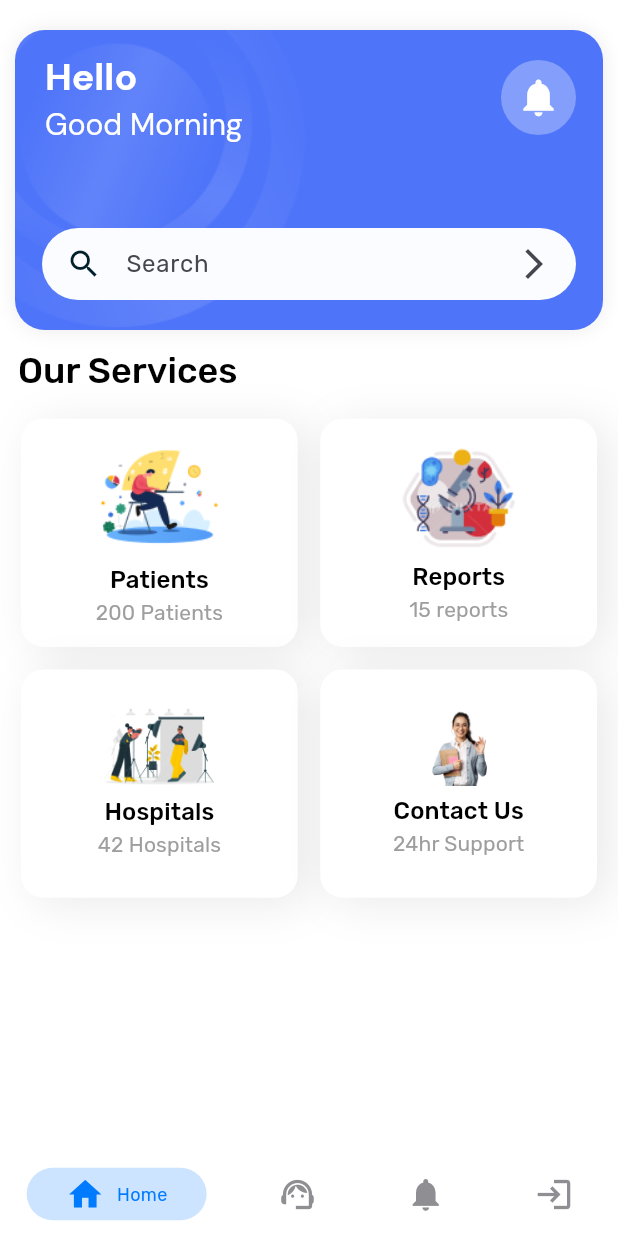
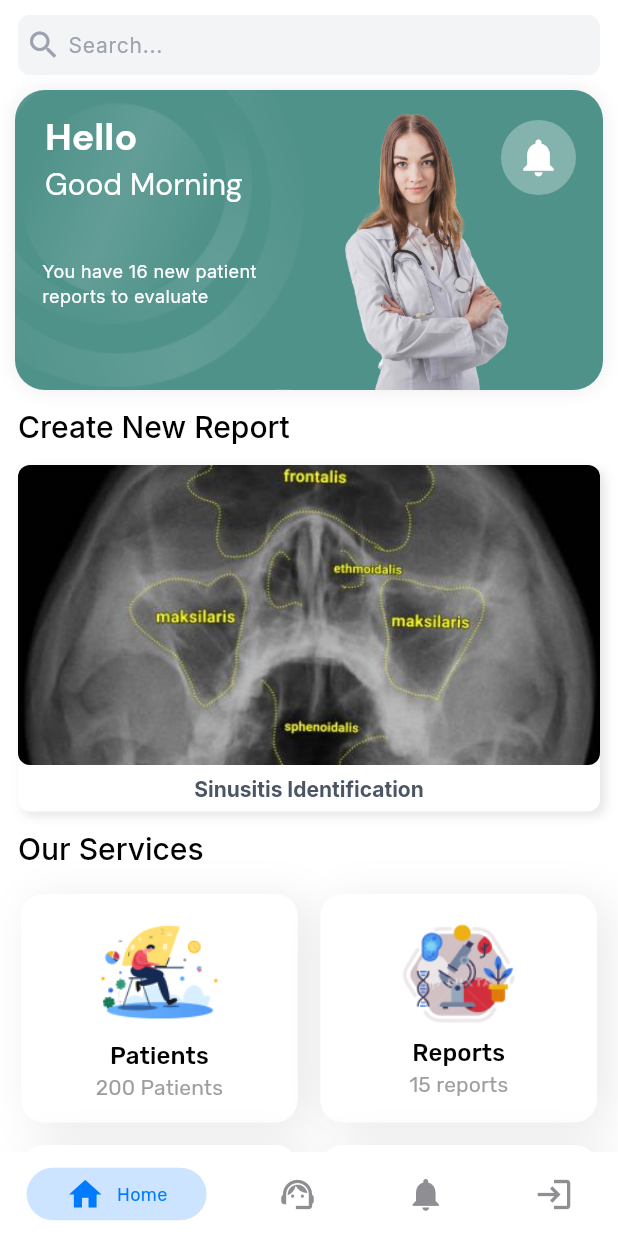
Before and after one commit to 24-25J-097/ent-disease-detection-mobile-app, a Flutter app: the screen it shows after launch, on a phone screen of 412 x 824 dp. Run offline on Flutter 3.47's test engine with Material 3 defaults, Android fonts, the light colour scheme and no system bars; drawn by our look-alikes of persistent_bottom_nav_bar_v2; our stand-ins replace firebase_auth, firebase_core, firebase_database, fluttertoast, google_fonts, package_info_plus; missing offline and left inert: flutter_overlay_loader; accounts and stored records are empty; generated files the repository leaves out were written again.

Commit message:
Dashboard design

```diff
--- a/lib/screens/guests/dashboard.dart
+++ b/lib/screens/guests/dashboard.dart
@@ -28,19 +28,46 @@ class _GuestHomeScreenState extends State<GuestHomeScreen> {
       child: Column(
         crossAxisAlignment: CrossAxisAlignment.start,
         children: [
-          SizedBox(height: MediaQuery.of(context).viewPadding.top + 20),
+          SizedBox(height: MediaQuery.of(context).viewPadding.top + 10),
+          Container(
+            decoration: BoxDecoration(
+              borderRadius: BorderRadius.circular(8),
+              color: const Color.fromRGBO(243, 244, 246, 1),
+            ),
+            height: 40,
+            margin: const EdgeInsets.symmetric(horizontal: 12, vertical: 0),
+            padding: const EdgeInsets.symmetric(horizontal: 5, vertical: 0),
+            child: SearchBar(
+              backgroundColor: const WidgetStatePropertyAll(Color.fromRGBO(243, 244, 246, 1)),
+              textStyle: WidgetStatePropertyAll(
+                GoogleFonts.inter(
+                  color: const Color(0xff9CA3AF),
+                  fontSize: 14,
+                ),
+              ),
+              elevation: const WidgetStatePropertyAll(0),
+              hintText: " Search...",
+              padding: const WidgetStatePropertyAll(EdgeInsets.zero),
+              constraints: const BoxConstraints(maxHeight: 50),
+              leading: const Icon(
+                Icons.search,
+                color: Color(0xff9CA3AF),
+              ),
+              shape: const WidgetStatePropertyAll(LinearBorder.none),
+            ),
+          ),
+          const SizedBox(height: 10),
           Container(
             width: MediaQuery.of(context).size.width,
             height: 200,
             margin: const EdgeInsets.symmetric(horizontal: 10),
-            padding: const EdgeInsets.symmetric(horizontal: 10, vertical: 20),
             decoration: BoxDecoration(
               image: const DecorationImage(
                 image: AssetImage('assets/images/bg-decoration.png'),
                 fit: BoxFit.contain,
                 alignment: Alignment(-1, -1),
               ),
-              color: const Color(0xff4E74F9),
+              color: const Color(0xff4F928A),
               borderRadius: BorderRadius.circular(20),
               boxShadow: const [
                 BoxShadow(
@@ -49,6 +76,16 @@ class _GuestHomeScreenState extends State<GuestHomeScreen> {
                   blurRadius: 10,
                 ),
               ],
+            ),
+            child: Container(
+              padding: const EdgeInsets.symmetric(horizontal: 10, vertical: 20),
+              decoration: const BoxDecoration(
+                image: DecorationImage(
+                  image: AssetImage('assets/images/female-doctor.png'),
+                  fit: BoxFit.contain,
+                  alignment: Alignment(0.8, -1),
+                ),
+                color: Colors.transparent,
               ),
               child: Column(
                 mainAxisAlignment: MainAxisAlignment.spaceBetween,
@@ -109,26 +146,88 @@ class _GuestHomeScreenState extends State<GuestHomeScreen> {
                   ),
                   Padding(
                     padding: const EdgeInsets.symmetric(horizontal: 8.0),
-                  child: SearchBar(
-                    elevation: const MaterialStatePropertyAll(0),
-                    hintText: "Search",
-                    padding: const MaterialStatePropertyAll(EdgeInsets.only(left: 16.0, right: 4)),
-                    constraints: const BoxConstraints(maxHeight: 50),
-                    leading: const Icon(Icons.search),
-                    trailing: <Widget>[
-                      Tooltip(
-                        message: 'Filters',
-                        child: IconButton(
-                          padding: EdgeInsets.zero,
-                          icon: const Icon(Icons.arrow_forward_ios_sharp),
-                          onPressed: () {},
+                    child: Text(
+                      "You have 16 new patient \nreports to evaluate ",
+                      style: GoogleFonts.inter(
+                        color: Colors.white,
+                        fontSize: 12,
                       ),
+                    ),
+                  ),
+                  const SizedBox()
+                ],
+              ),
+            ),
+          ),
+          const SizedBox(height: 15),
+          Padding(
+            padding: const EdgeInsets.symmetric(horizontal: 12),
+            child: Text(
+              'Create New Report',
+              textAlign: TextAlign.left,
+              style: GoogleFonts.inter(
+                color: const Color.fromRGBO(0, 0, 0, 1),
+                fontSize: 20,
+                letterSpacing: 0 /*percentages not used in flutter. defaulting to zero*/,
+                fontWeight: FontWeight.w500,
+                height: 1,
+              ),
+            ),
+          ),
+          const SizedBox(height: 15),
+          Column(
+            crossAxisAlignment: CrossAxisAlignment.start,
+            children: [
+              Container(
+                width: MediaQuery.of(context).size.width,
+                margin: const EdgeInsets.symmetric(horizontal: 12, vertical: 0),
+                decoration: BoxDecoration(
+                  borderRadius: BorderRadius.circular(8),
+                  color: const Color.fromRGBO(255, 255, 255, 1),
+                  boxShadow: const [
+                    BoxShadow(
+                      offset: Offset(3, 3),
+                      blurRadius: 5,
+                      spreadRadius: 0,
+                      color: Color(0x1a000000),
                     )
+                  ],
+                ),
+                padding: const EdgeInsets.symmetric(horizontal: 0, vertical: 0),
+                child: Column(
+                  mainAxisSize: MainAxisSize.min,
+                  children: [
+                    Container(
+                      height: 200,
+                      decoration: BoxDecoration(
+                        borderRadius: BorderRadius.circular(8),
+                        image: const DecorationImage(
+                          image: AssetImage('assets/images/sinusitis.png'),
+                          fit: BoxFit.fitWidth,
+                        ),
+                      ),
+                    ),
+                    const SizedBox(height: 5),
+                    Container(
+                      decoration: const BoxDecoration(),
+                      padding: const EdgeInsets.symmetric(horizontal: 0, vertical: 0),
+                      child: Text(
+                        'Sinusitis Identification',
+                        textAlign: TextAlign.left,
+                        style: GoogleFonts.inter(
+                          color: const Color.fromRGBO(75, 85, 99, 1),
+                          fontSize: 14,
+                          letterSpacing: 0,
+                          fontWeight: FontWeight.bold,
+                          height: 1.5,
+                        ),
+                      ),
+                    ),
+                    const SizedBox(height: 5),
                   ],
                 ),
               ),
             ],
-            ),
           ),
           const SizedBox(height: 15),
           Padding(
@@ -136,9 +235,9 @@ class _GuestHomeScreenState extends State<GuestHomeScreen> {
             child: Text(
               'Our Services',
               textAlign: TextAlign.left,
-              style: GoogleFonts.rubik(
+              style: GoogleFonts.inter(
                 color: const Color.fromRGBO(0, 0, 0, 1),
-                fontSize: 24,
+                fontSize: 20,
                 letterSpacing: 0 /*percentages not used in flutter. defaulting to zero*/,
                 fontWeight: FontWeight.w500,
                 height: 1,
@@ -190,6 +289,7 @@ class _GuestHomeScreenState extends State<GuestHomeScreen> {
               ],
             ),
           ),
+          const SizedBox(height: 60)
         ],
       ),
     );
```
Also changed, not shown: assets/images/female-doctor.png (added), assets/images/sinusitis.png (added). Lines whose indentation alone changed are shown as unchanged.
